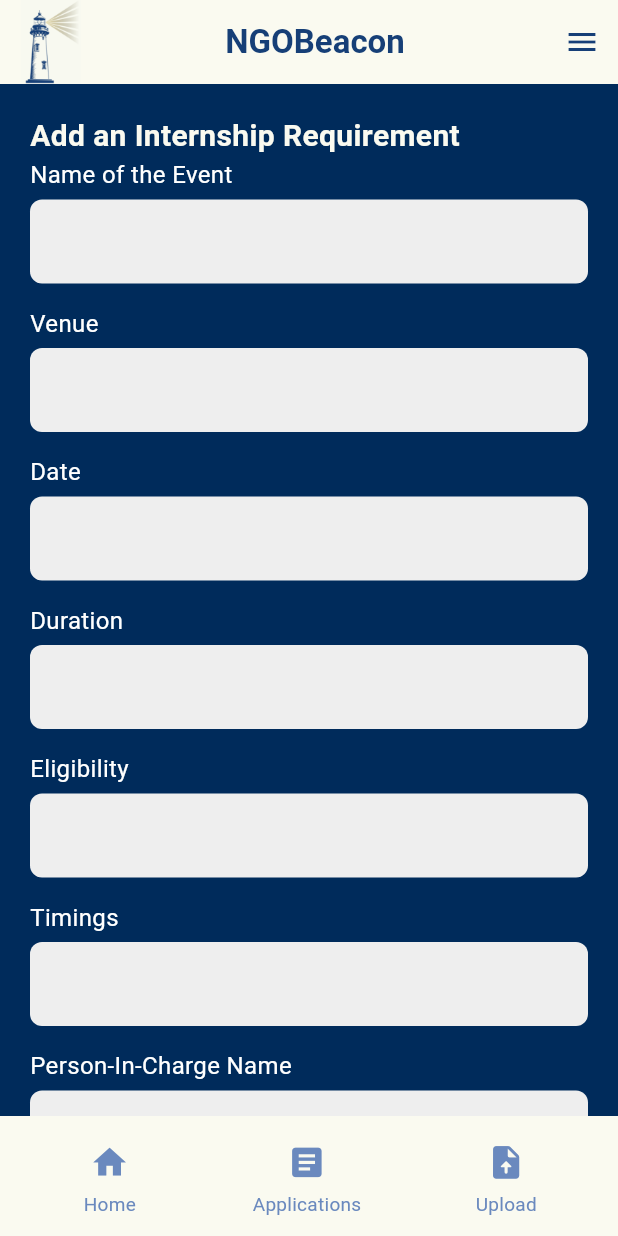
After one commit to suzannedantis/ngobeacon, a Flutter app: the CreateInternshipForm screen opened directly, on a phone screen of 412 x 824 dp. The commit adds this screen. Run offline on Flutter 3.47's test engine with Material 3 defaults, Android fonts, the phone set to English and light mode, and no system bars; our stand-ins replace fl_chart, google_fonts, google_sign_in, image_picker, supabase_flutter; accounts and stored records are empty.

Commit message:
added separate forms for assistance and internship

```diff
--- a/lib/Upload_Page/Create_Event/create_assist_intern_form.dart
+++ b/lib/Upload_Page/Create_Event/create_assistance_form.dart
@@ -1,9 +1,10 @@
 import 'package:flutter/material.dart';
+import 'package:ngobeacon/components/bottom_nav_bar.dart';
 import 'package:ngobeacon/components/top_nav_bar.dart';
-import 'package:ngobeacon/components/bottom_nav_bar.dart';
 
-class CreateAssistInterForm extends StatelessWidget {
-  CreateAssistInterForm();
+class CreateAssistanceForm extends StatelessWidget {
+  const CreateAssistanceForm({super.key});
+
   @override
   Widget build(BuildContext context) {
     return Scaffold(
@@ -16,7 +17,7 @@ class CreateAssistInterForm extends StatelessWidget {
 
           children: [
             Text(
-              "Create Assistance/Internship Requirement",
+              "Add an Assistance Requirement",
               style: TextStyle(
                 color: Color(0xFFFAFAF0),
                 fontWeight: FontWeight.bold,
@@ -26,8 +27,6 @@ class CreateAssistInterForm extends StatelessWidget {
             buildTextField("Name of the Event"),
             buildTextField("Venue"),
             buildTextField("Date"),
-            buildTextField("Duration"),
-            buildTextField("Eligibility"),
             buildTextField("Timings"),
             buildTextField("Person-In-Charge Name"),
             buildTextField("Person-In-Charge Contact Number"),
--- /dev/null
+++ b/lib/Upload_Page/Create_Event/create_internship_form.dart
@@ -0,0 +1,81 @@
+import 'package:flutter/material.dart';
+import 'package:ngobeacon/components/top_nav_bar.dart';
+import 'package:ngobeacon/components/bottom_nav_bar.dart';
+
+class CreateInternshipForm extends StatelessWidget {
+  CreateInternshipForm();
+  @override
+  Widget build(BuildContext context) {
+    return Scaffold(
+      backgroundColor: Color(0xFF002B5B),
+      appBar: TopNavBar(),
+      body: SingleChildScrollView(
+        padding: EdgeInsets.all(20),
+        child: Column(
+          crossAxisAlignment: CrossAxisAlignment.start,
+
+          children: [
+            Text(
+              "Add an Internship Requirement",
+              style: TextStyle(
+                color: Color(0xFFFAFAF0),
+                fontWeight: FontWeight.bold,
+                fontSize: 20,
+              ),
+            ),
+            buildTextField("Name of the Event"),
+            buildTextField("Venue"),
+            buildTextField("Date"),
+            buildTextField("Duration"),
+            buildTextField("Eligibility"),
+            buildTextField("Timings"),
+            buildTextField("Person-In-Charge Name"),
+            buildTextField("Person-In-Charge Contact Number"),
+            SizedBox(height: 20),
+            Center(
+              child: ElevatedButton(
+                onPressed: () {},
+                style: ElevatedButton.styleFrom(
+                  backgroundColor: Colors.white,
+                  foregroundColor: Colors.blue[900],
+                  padding: EdgeInsets.symmetric(horizontal: 40, vertical: 15),
+                  shape: RoundedRectangleBorder(
+                    borderRadius: BorderRadius.circular(30),
+                  ),
+                ),
+                child: Text(
+                  "Upload Requirement",
+                  style: TextStyle(fontSize: 16, fontWeight: FontWeight.bold),
+                ),
+              ),
+            ),
+          ],
+        ),
+      ),
+      bottomNavigationBar: BottomNavBar(),
+    );
+  }
+
+  Widget buildTextField(String label) {
+    return Padding(
+      padding: const EdgeInsets.only(bottom: 15.0),
+      child: Column(
+        crossAxisAlignment: CrossAxisAlignment.start,
+        children: [
+          Text(label, style: TextStyle(fontSize: 16, color: Colors.white)),
+          SizedBox(height: 5),
+          TextField(
+            decoration: InputDecoration(
+              filled: true,
+              fillColor: Colors.grey[200],
+              border: OutlineInputBorder(
+                borderRadius: BorderRadius.circular(8),
+                borderSide: BorderSide.none,
+              ),
+            ),
+          ),
+        ],
+      ),
+    );
+  }
+}
--- a/lib/Upload_Page/ngo_upload_page.dart
+++ b/lib/Upload_Page/ngo_upload_page.dart
@@ -1,9 +1,9 @@
 import 'package:flutter/material.dart';
-import 'package:ngobeacon/Upload_Page/Create_Event/create_assist_intern_form.dart';
+import 'package:ngobeacon/Upload_Page/Create_Event/create_internship_form.dart';
 import 'package:ngobeacon/Upload_Page/donation_needs_page.dart';
 import '/Upload_Page/Create_Event/create_newevent_form.dart';
 import 'package:ngobeacon/NGO_WIKI/what_ngowiki_page.dart';
-
+import 'package:ngobeacon/Upload_Page/Create_Event/create_assistance_form.dart';
 import '../components/bottom_nav_bar.dart';
 import '../components/top_nav_bar.dart';
 
@@ -37,8 +37,13 @@ class UploadPage extends StatelessWidget {
             ),
             _uploadButton(
               context,
-              "Assistance/Internship Requirements",
-              CreateAssistInterForm(),
+              "Add Internship Requirement",
+              CreateInternshipForm(),
+            ),
+            _uploadButton(
+              context,
+              "Add Assistance Requirement",
+              CreateAssistanceForm(),
             ),
           ],
         ),
```
